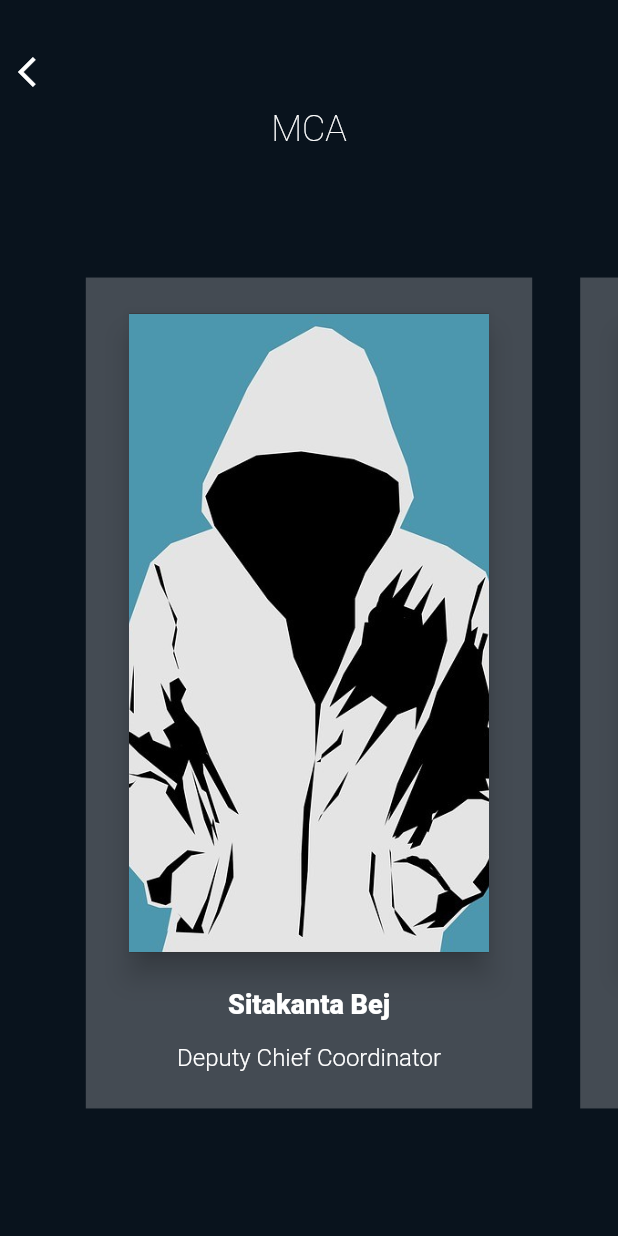
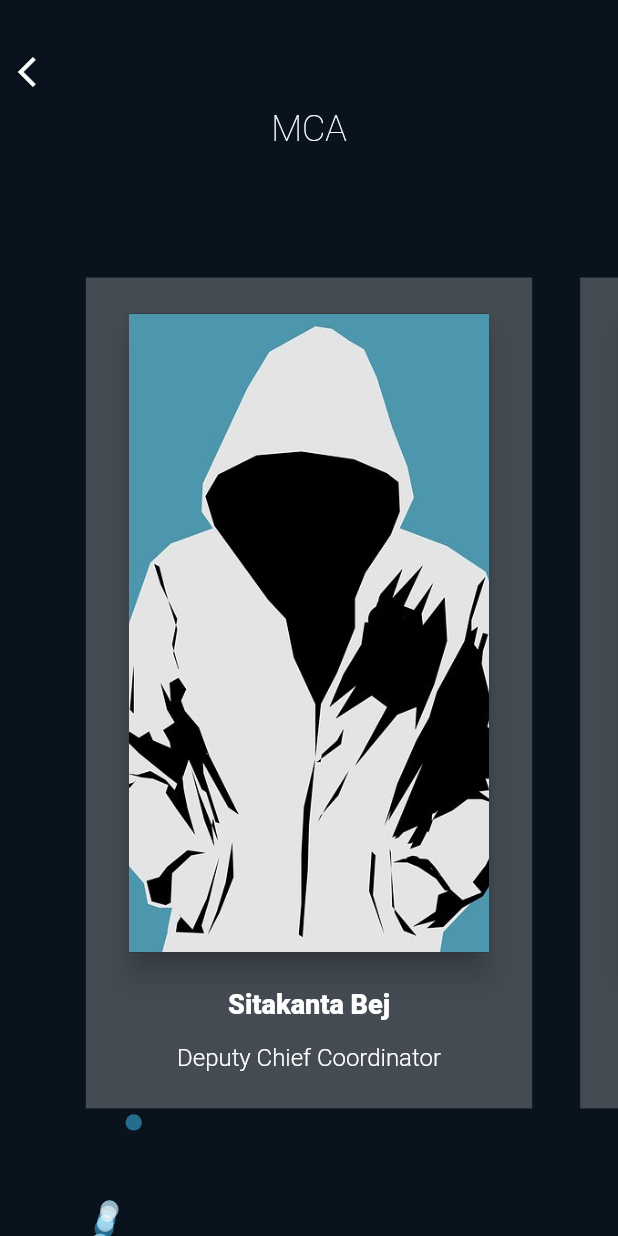
Before and after one commit to azhar1038/Technovation-2020, a Flutter app: the Team screen opened directly, swiped to page 2, on a phone screen of 412 x 824 dp. Run offline on Flutter 3.47's test engine with Material 2 defaults, Android fonts, the phone set to English and light mode, and no system bars; our stand-ins replace carousel_slider, firebase_database, firebase_messaging, rxdart, shared_preferences; accounts and stored records are empty.

Commit message:
Added Bubbles

```diff
--- /dev/null
+++ b/lib/src/custom_widget/floating_dots.dart
@@ -0,0 +1,329 @@
+library floating_dots;
+
+import 'dart:math';
+
+import 'package:flutter/material.dart';
+
+/// Creates a group of [FloatingDot]
+///
+/// A FloatingDotGroup creates a specified [number] of [FloatingDot] objects,
+/// in one of three sizes, [DotSize.small], [DotSize.medium] and
+/// [DotSize.large], or a mix of all 3 using [DotSize.random] passed to
+/// [size]. They can move in [Direction.up], starting from the bottom, or
+/// travel in [Direction.random] from any edge to the opposite edge of the
+/// screen, from the [direction] parameter. The dots can travel in a straight
+/// line from a point on one edge to it's mirror point on the opposite edge
+///  - [Trajectory.straight], or to a random point on the opposite edge
+///  - [Trajectory.random], determined by [trajectory]. The [Color] of each
+/// ball is assigned at random from a list passed to [colors]. The opacity of
+/// the color is controlled with [opacity] and is applied to the color of each
+/// dot.
+
+class FloatingDotGroup extends StatefulWidget {
+  final int number;
+  final Direction direction;
+  final Trajectory trajectory;
+  final DotSize size;
+  final List<Color> colors;
+  final double opacity;
+  final DotSpeed speed;
+  final random = Random();
+
+  FloatingDotGroup({
+    Key key,
+    this.number = 25,
+    this.direction = Direction.random,
+    this.trajectory = Trajectory.random,
+    this.size = DotSize.random,
+    this.colors = Colors.primaries,
+    this.opacity = .5,
+    this.speed = DotSpeed.slow,
+  }) : super(key: key);
+
+  @override
+  State<StatefulWidget> createState() => FloatingDotGroupState();
+}
+
+class FloatingDotGroupState extends State<FloatingDotGroup> {
+  double radius;
+  int time;
+
+  List<Widget> buildDots() {
+    List<Widget> dots = [];
+
+    // Assign size as per DotSize
+    //  - small:  5-20
+    //  - medium: 25-50
+    //  - large:  50-100
+    //  - random: 5-75
+    // Assign color at random from list of Color objects.
+    // Add them to the list of FloatingDot objects.
+
+    for (int i = 0; i < widget.number; i++) {
+      if (widget.size == DotSize.small) {
+        radius = widget.random.nextDouble() * 2 + 5;
+      } else if (widget.size == DotSize.medium) {
+        radius = widget.random.nextDouble() * 25 + 25;
+      } else if (widget.size == DotSize.large) {
+        radius = widget.random.nextDouble() * 50 + 50;
+      } else if (widget.size == DotSize.random) {
+        radius = widget.random.nextDouble() * 70 + 5;
+      }
+      if (widget.speed == DotSpeed.slow) {
+        time = widget.random.nextInt(45) + 22;
+      } else if (widget.speed == DotSpeed.medium) {
+        time = widget.random.nextInt(30) + 15;
+      } else if (widget.speed == DotSpeed.fast) {
+        time = widget.random.nextInt(15) + 7;
+      } else if (widget.speed == DotSpeed.mixed) {
+        time = widget.random.nextInt(45) + 7;
+      }
+      dots.add(Container(
+        width: double.infinity,
+        height: double.infinity,
+        child: FloatingDot(
+          direction: widget.direction,
+          trajectory: widget.trajectory,
+          radius: radius,
+          color: widget.colors[widget.random.nextInt(widget.colors.length)]
+              .withOpacity(widget.opacity),
+          time: time,
+        ),
+      ));
+    }
+    return dots;
+  }
+
+  @override
+  Widget build(BuildContext buildContext) {
+    return Container(
+      width: double.infinity,
+      height: double.infinity,
+      child: Stack(
+        children: buildDots(),
+      ),
+    );
+  }
+}
+
+/// Creates a dot that travels from an edge of the screen to the opposite egde
+///
+/// A FloatingDot creates one coloured dot. This dot can move in
+/// [Direction.up], starting from the bottom, or travel in
+/// [Direction.random] from any edge to the opposite edge of the screen, from
+/// the [direction] parameter. It can travel in a straight line from a point
+/// on one edge to it's mirror point on the opposite edge
+/// [Trajectory.straight], or to a random point on the opposite edge
+/// [Trajectory.random], determined by [trajectory]. The [Color] of this ball
+/// is passed as [color]. The size is determined by [radius]. The time taken by
+/// the dot to go from end to end is passed as [time].
+
+class FloatingDot extends StatefulWidget {
+  final Direction direction;
+  final Trajectory trajectory;
+  final double radius;
+  final int time;
+  final Color color;
+
+  FloatingDot({
+    Key key,
+    @required this.direction,
+    @required this.trajectory,
+    @required this.radius,
+    @required this.color,
+    @required this.time,
+  }) : super(key: key);
+
+  @override
+  State<StatefulWidget> createState() => FloatingDotState();
+}
+
+class FloatingDotState extends State<FloatingDot>
+    with SingleTickerProviderStateMixin {
+  Random random = Random();
+  bool _vertical;
+  bool _inverseDir;
+  double _initialPosition;
+  double _destination;
+  double _start;
+  double _fraction;
+  AnimationController controller;
+
+  @override
+  void initState() {
+    super.initState();
+
+    // Assign travel direction and starting edge from Direction.
+    // Assign random initial position.
+    // Assign destination from Traejectory, either random or initial postion.
+    // Assign _start, a beginning handicap so that dots are created staggered,
+    // and not all on the edge.
+    // Create and start repeating linear animation with a speed between 15-60
+    // seconds from edge to edge.
+
+    _fraction = 0.0;
+    if (widget.direction == Direction.up) {
+      _vertical = true;
+      _inverseDir = false;
+    } else {
+      _vertical = random.nextBool();
+      _inverseDir = random.nextBool();
+    }
+    _initialPosition = random.nextDouble();
+    if (widget.trajectory == Trajectory.straight) {
+      _destination = _initialPosition;
+    } else {
+      _destination = random.nextDouble();
+    }
+    _start = 150 * random.nextDouble();
+    controller = AnimationController(
+        duration: Duration(seconds: widget.time), vsync: this);
+
+    controller
+      ..addListener(() {
+        setState(() {
+          _fraction = controller.value;
+        });
+      });
+
+    controller.repeat();
+  }
+
+  @override
+  void dispose() {
+    controller.dispose();
+    super.dispose();
+  }
+
+  @override
+  void didUpdateWidget(covariant FloatingDot oldWidget) {
+    super.didUpdateWidget(oldWidget);
+    if (widget.direction != oldWidget.direction) {
+      if (widget.direction == Direction.up) {
+        _vertical = true;
+        _inverseDir = false;
+      } else {
+        _vertical = random.nextBool();
+        _inverseDir = random.nextBool();
+      }
+    }
+    if (widget.trajectory != oldWidget.trajectory) {
+      if (widget.trajectory == Trajectory.straight) {
+        _destination = _initialPosition;
+      } else {
+        _destination = random.nextDouble();
+      }
+    }
+    if (widget.time != oldWidget.time) {
+      controller.duration = Duration(seconds: widget.time);
+      controller.repeat();
+    }
+  }
+
+  @override
+  Widget build(BuildContext context) {
+    return CustomPaint(
+        painter: DotPainter(
+      vertical: _vertical,
+      inverseDir: _inverseDir,
+      initialPosition: _initialPosition,
+      destination: _destination,
+      radius: widget.radius,
+      start: _start,
+      fraction: _fraction,
+      color: widget.color,
+    ));
+  }
+}
+
+/// Paints the dot from parameters given by [FloatingDot]
+
+class DotPainter extends CustomPainter {
+  bool vertical;
+  bool inverseDir;
+  double initialPosition;
+  double destination;
+  double radius;
+  double start;
+  double diameter;
+  double distance;
+  double fraction;
+  Color color;
+  Paint _paint;
+
+  DotPainter({
+    this.vertical,
+    this.inverseDir,
+    this.initialPosition,
+    this.destination,
+    this.radius,
+    this.start,
+    this.fraction,
+    this.color,
+  }) : _paint = Paint() {
+    _paint.color = color;
+    diameter = radius * 2;
+    distance = destination - initialPosition;
+  }
+
+  // Find initial and final destinations and paint at linear interpolation
+  // using animation fraction.
+
+  @override
+  void paint(Canvas canvas, Size size) {
+    Offset offset;
+    if (!this.vertical && this.inverseDir) {
+      offset = Offset(
+          -start - radius + (size.width + diameter + start) * fraction,
+          size.height * (initialPosition + distance * fraction));
+    } else if (this.vertical && this.inverseDir) {
+      offset = Offset(size.width * (initialPosition + distance * fraction),
+          -start - radius + (size.height + diameter + start) * fraction);
+    } else if (!this.vertical && !this.inverseDir) {
+      offset = Offset(
+          size.width +
+              start +
+              radius -
+              (size.width + diameter + start) * fraction,
+          size.height * (initialPosition + distance * fraction));
+    } else if (this.vertical && !this.inverseDir) {
+      offset = Offset(
+          size.width * (initialPosition + distance * fraction),
+          size.height +
+              start +
+              radius -
+              (size.height + diameter + start) * fraction);
+    }
+
+    canvas.drawCircle(offset, radius, _paint);
+  }
+
+  @override
+  bool shouldRepaint(CustomPainter oldDelegate) {
+    return true;
+  }
+}
+
+enum Direction {
+  up,
+  random,
+}
+
+enum Trajectory {
+  straight,
+  random,
+}
+
+enum DotSize {
+  small,
+  medium,
+  large,
+  random,
+}
+
+enum DotSpeed {
+  slow,
+  medium,
+  fast,
+  mixed,
+}
--- a/lib/src/custom_widget/slideshow.dart
+++ b/lib/src/custom_widget/slideshow.dart
@@ -69,7 +69,7 @@ class _SlideshowState extends State<Slideshow> {
           initialPage: 0,
           enableInfiniteScroll: true,
           autoPlay: true,
-          autoPlayInterval: Duration(seconds: 5),
+          autoPlayInterval: Duration(seconds: 3),
           pauseAutoPlayOnTouch: Duration(seconds: 2),
           autoPlayCurve: Curves.fastOutSlowIn,
           enlargeCenterPage: true,
--- a/lib/src/ui/events.dart
+++ b/lib/src/ui/events.dart
@@ -109,7 +109,7 @@ class _EventsState extends State<Events> {
                   SliverOverlapAbsorber(
                     handle: NestedScrollView.sliverOverlapAbsorberHandleFor(
                         context),
-                    child: SliverPersistentHeader(
+                    sliver: SliverPersistentHeader(
                       delegate: NotchedSliverAppBar(
                         expandedHeight: 150,
                         background: Padding(
--- a/lib/src/ui/home.dart
+++ b/lib/src/ui/home.dart
@@ -1,3 +1,4 @@
+import 'package:technovation2020/src/custom_widget/floating_dots.dart';
 import 'package:flutter/material.dart';
 import 'package:technovation2020/src/custom_widget/fade_in.dart';
 import 'package:technovation2020/src/custom_widget/slideshow.dart';
@@ -43,7 +44,18 @@ class _HomeState extends State<Home> {
                 Color(0xff09131a),
               ]),
         ),
-        child: Column(
+        child: Stack(
+          children: <Widget>[
+            FloatingDotGroup(
+              number: 16,
+              direction: Direction.up,
+              trajectory: Trajectory.random,
+              size: DotSize.small,
+              colors: <Color>[Colors.white, Colors.lightBlueAccent,],
+              opacity: 0.5,
+              speed: DotSpeed.mixed,
+            ),
+            Column(
               mainAxisSize: MainAxisSize.min,
               children: <Widget>[
                 Container(
@@ -107,6 +119,8 @@ class _HomeState extends State<Home> {
                 ),
               ],
             ),
+          ],
+        ),
       ),
     );
   }
--- a/lib/src/ui/sponsors.dart
+++ b/lib/src/ui/sponsors.dart
@@ -1,4 +1,5 @@
 import 'package:flutter/material.dart';
+import 'package:technovation2020/src/custom_widget/floating_dots.dart';
 import 'package:technovation2020/src/model/sponsor_model.dart';
 import 'package:technovation2020/src/resource/intent.dart';
 import 'package:technovation2020/src/resource/sponsor_provider.dart';
@@ -23,7 +24,18 @@ class Sponsors extends StatelessWidget {
           color: Colors.white,
         ),
       ),
-      body: ListView.builder(
+      body: Stack(
+        children: <Widget>[
+          FloatingDotGroup(
+            number: 16,
+            direction: Direction.up,
+            trajectory: Trajectory.random,
+            size: DotSize.small,
+            colors: <Color>[Colors.white, Colors.lightBlueAccent,],
+            opacity: 0.5,
+            speed: DotSpeed.mixed,
+          ),
+          ListView.builder(
             itemCount: sponsors.length,
             itemBuilder: (context, i) {
               return Container(
@@ -78,6 +90,8 @@ class Sponsors extends StatelessWidget {
               );
             },
           ),
+        ],
+      ),
     );
   }
 }
--- a/lib/src/ui/team.dart
+++ b/lib/src/ui/team.dart
@@ -1,4 +1,5 @@
 import 'package:flutter/material.dart';
+import 'package:technovation2020/src/custom_widget/floating_dots.dart';
 import 'package:technovation2020/src/model/team_model.dart';
 import 'package:technovation2020/src/resource/team_provider.dart';
 
@@ -23,7 +24,19 @@ class _TeamState extends State<Team> {
   @override
   Widget build(BuildContext context) {
     return Scaffold(
-      body: PageView(
+      body: Stack(
+
+        children: <Widget>[
+          FloatingDotGroup(
+            number: 16,
+            direction: Direction.up,
+            trajectory: Trajectory.random,
+            size: DotSize.small,
+            colors: <Color>[Colors.white, Colors.lightBlueAccent,],
+            opacity: 0.5,
+            speed: DotSpeed.mixed,
+          ),
+          PageView(
             controller: _pageController,
             scrollDirection: Axis.vertical,
             children: <Widget>[
@@ -35,6 +48,8 @@ class _TeamState extends State<Team> {
                 key: PageStorageKey(1),
                 type: TeamType.MCA,
               )
+            ],
+          ),
         ],
       ),
     );
--- a/pubspec.yaml
+++ b/pubspec.yaml
@@ -25,6 +25,7 @@ dependencies:
   firebase_messaging: ^6.0.9
   intl: ^0.16.0
   shared_preferences: ^0.5.6
+  floating_dots: ^0.2.2
 
   # The following adds the Cupertino Icons font to your application.
   # Use with the CupertinoIcons class for iOS style icons.
```
Also changed, not shown: pubspec.lock. Lines whose indentation alone changed are shown as unchanged.
